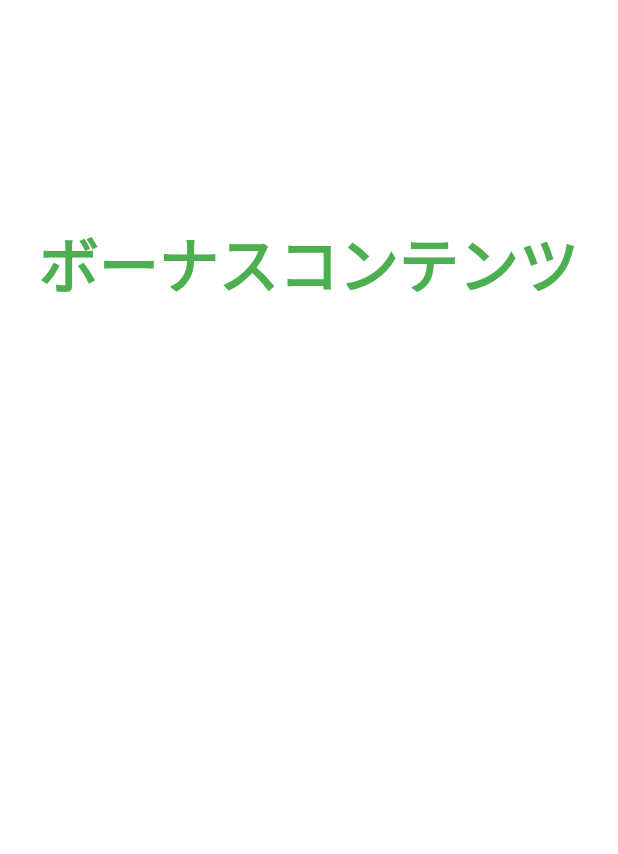
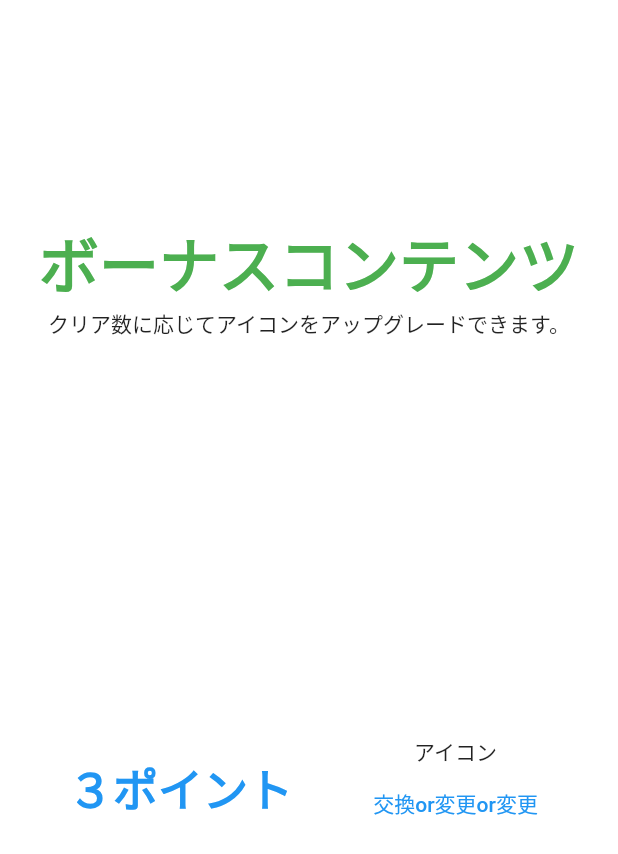
Before and after one commit to iseruuuuu/prize_get_app, a Flutter app: the CrownScreen screen opened directly, on a phone screen of 412 x 824 dp. Shown: the top 854 px of the screen. Run offline on Flutter 3.47's test engine with Material 2 defaults, Android fonts, the phone set to English and light mode, and no system bars; our stand-ins replace awesome_dialog, flutter_easyloading, get, shared_preferences; missing offline and left inert: enum_to_string, flutter_animator; accounts and stored records are empty.

Commit message:
add: ボタンを追加した

```diff
--- a/lib/screen/crown_screen/crown_screen.dart
+++ b/lib/screen/crown_screen/crown_screen.dart
@@ -32,6 +32,30 @@ class CrownScreen extends StatelessWidget {
                   color: Colors.green,
                 ),
               ),
+              const Text('クリア数に応じてアイコンをアップグレードできます。'),
+              const Spacer(),
+              Row(
+                mainAxisAlignment: MainAxisAlignment.spaceEvenly,
+                children: [
+                  const Text(
+                    '３ポイント',
+                    style: TextStyle(
+                      fontSize: 30,
+                      fontWeight: FontWeight.bold,
+                      color: Colors.blue,
+                    ),
+                  ),
+                  Column(
+                    children: [
+                      Text('アイコン'),
+                      TextButton(
+                        onPressed: () {},
+                        child: const Text('交換or変更or変更'),
+                      )
+                    ],
+                  ),
+                ],
+              ),
               const Spacer(),
             ],
           ),
```
